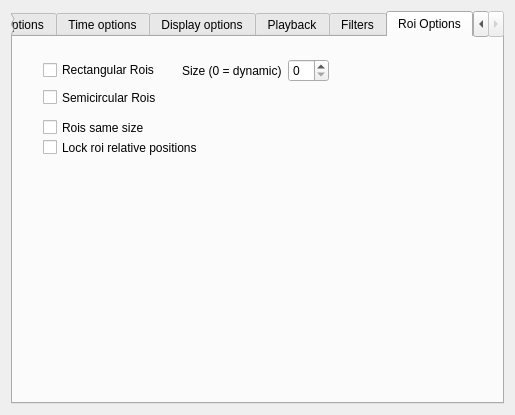
Above: ProcessOptionsGui.ui from fedeceri85/robopy2 before the change. Below: the same form after it.
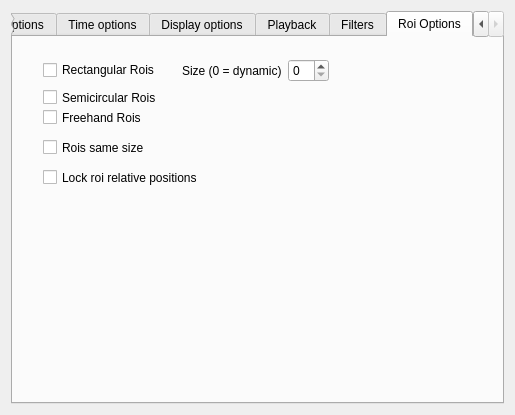
That is the form after the change. The open tabs and pages were chosen to show the change.

Commit message: Added freehand rois. Changed aviwriter to mjpg for imagej compatibility

Patch:
```diff
--- a/ProcessOptionsGui.ui
+++ b/ProcessOptionsGui.ui
@@ -856,7 +856,7 @@
        <property name="geometry">
         <rect>
          <x>30</x>
-         <y>80</y>
+         <y>100</y>
          <width>153</width>
          <height>21</height>
         </rect>
@@ -918,7 +918,7 @@
        <property name="geometry">
         <rect>
          <x>30</x>
-         <y>100</y>
+         <y>130</y>
          <width>191</width>
          <height>21</height>
         </rect>
@@ -943,6 +943,22 @@
         <string notr="true">buttonGroup</string>
        </attribute>
       </widget>
+      <widget class="QCheckBox" name="freehandRoisCheckBox">
+       <property name="geometry">
+        <rect>
+         <x>30</x>
+         <y>70</y>
+         <width>119</width>
+         <height>21</height>
+        </rect>
+       </property>
+       <property name="text">
+        <string>Freehand Rois</string>
+       </property>
+       <attribute name="buttonGroup">
+        <string notr="true">buttonGroup</string>
+       </attribute>
+      </widget>
      </widget>
     </widget>
    </item>
```
The commit also changes 4 other files.
